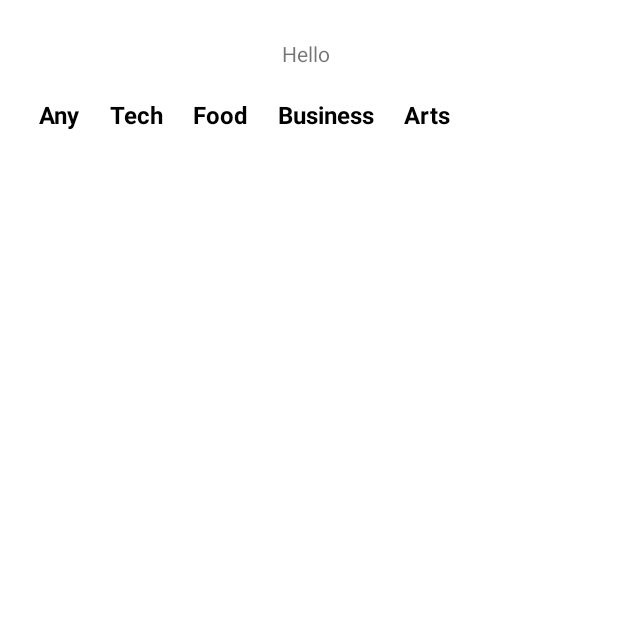
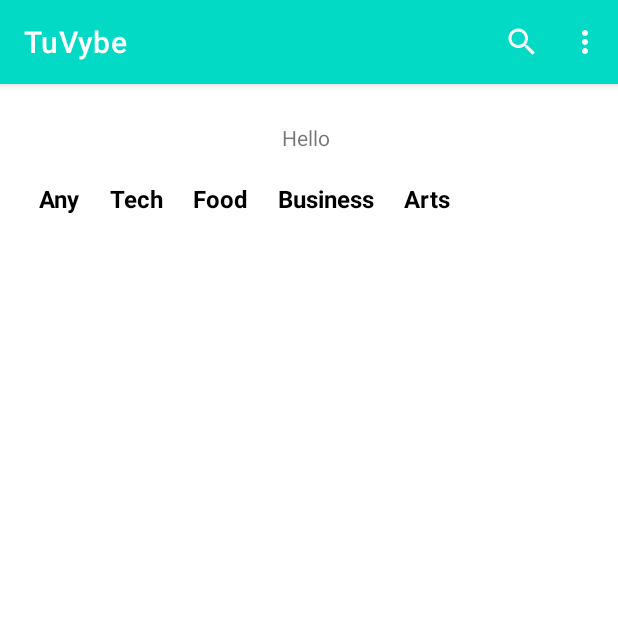
Before and after one commit to DevSheila/Tuvybe, an Android app: the screen it shows after launch once a user with an empty profile is signed in (EventsActivity), on a phone screen of 412 x 824 dp, the top half of it. Run offline under Robolectric (Android 15) with nearby library versions, the phone set to English and light mode, and no system bars; our stand-ins replace ButterKnife, Firebase (no records; nobody signed in at launch, a user with empty details on screens opened directly).

Commit message:
add filter by name unctionality

```diff
--- a/app/src/main/java/com/example/tuvybe/ui/SavedEventListActivity.java
+++ b/app/src/main/java/com/example/tuvybe/ui/SavedEventListActivity.java
@@ -32,7 +32,6 @@ public class SavedEventListActivity extends AppCompatActivity {
     private FirebaseAuth mAuth;
 
     @BindView(R.id.usernameTextView)TextView mUsernameTextView;
-    LinearLayout mFilterCategories;
     @BindView(R.id.recyclerView)
     RecyclerView mRecyclerView;
     @BindView(R.id.errorTextView)
@@ -41,11 +40,9 @@ public class SavedEventListActivity extends AppCompatActivity {
     @Override
     protected void onCreate(Bundle savedInstanceState) {
         super.onCreate(savedInstanceState);
-        setContentView(R.layout.activity_events);
+        setContentView(R.layout.fragment_events_detail);
         ButterKnife.bind(this);
 
-        mUsernameTextView.setText("Favourites");
-        mFilterCategories.setVisibility(View.GONE);
         mAuth = FirebaseAuth.getInstance();
         FirebaseUser user = mAuth.getCurrentUser();
         String uid = user.getUid();
--- /dev/null
+++ b/app/src/main/res/drawable/ic_search.xml
@@ -0,0 +1,10 @@
+<vector xmlns:android="http://schemas.android.com/apk/res/android"
+    android:width="24dp"
+    android:height="24dp"
+    android:viewportWidth="24"
+    android:viewportHeight="24"
+    android:tint="?attr/colorControlNormal">
+  <path
+      android:fillColor="@android:color/white"
+      android:pathData="M15.5,14h-0.79l-0.28,-0.27C15.41,12.59 16,11.11 16,9.5 16,5.91 13.09,3 9.5,3S3,5.91 3,9.5 5.91,16 9.5,16c1.61,0 3.09,-0.59 4.23,-1.57l0.27,0.28v0.79l5,4.99L20.49,19l-4.99,-5zM9.5,14C7.01,14 5,11.99 5,9.5S7.01,5 9.5,5 14,7.01 14,9.5 11.99,14 9.5,14z"/>
+</vector>
--- /dev/null
+++ b/app/src/main/res/menu/menu_main.xml
@@ -0,0 +1,18 @@
+<?xml version="1.0" encoding="utf-8"?>
+<menu xmlns:android="http://schemas.android.com/apk/res/android"
+    xmlns:app="http://schemas.android.com/apk/res-auto">
+    <item
+        android:id="@+id/action_search"
+        android:icon="@drawable/ic_search"
+        android:title="search"
+        android:textColor="@color/white"
+        app:showAsAction="ifRoom|collapseActionView"
+        app:actionViewClass="android.widget.SearchView"
+        />
+
+    <item
+        android:id="@+id/action_logout"
+        android:title="Logout"
+        android:visible="true"
+        app:showAsAction="never" />
+</menu>
--- a/app/src/main/res/values/themes.xml
+++ b/app/src/main/res/values/themes.xml
@@ -1,6 +1,6 @@
 <resources xmlns:tools="http://schemas.android.com/tools">
     <!-- Base application theme. -->
-    <style name="Theme.TuVybe" parent="Theme.MaterialComponents.DayNight.NoActionBar">
+    <style name="Theme.TuVybe" parent="Theme.MaterialComponents.DayNight.DarkActionBar">
         <!-- Primary brand color. -->
         <item name="colorPrimary">@color/teal_200</item>
         <item name="colorPrimaryVariant">@color/teal_700</item>
```
Also changed, not shown: app/src/main/AndroidManifest.xml (+8 -4 lines), app/src/main/java/com/example/tuvybe/ui/EventsActivity.java (+59 -3 lines).
